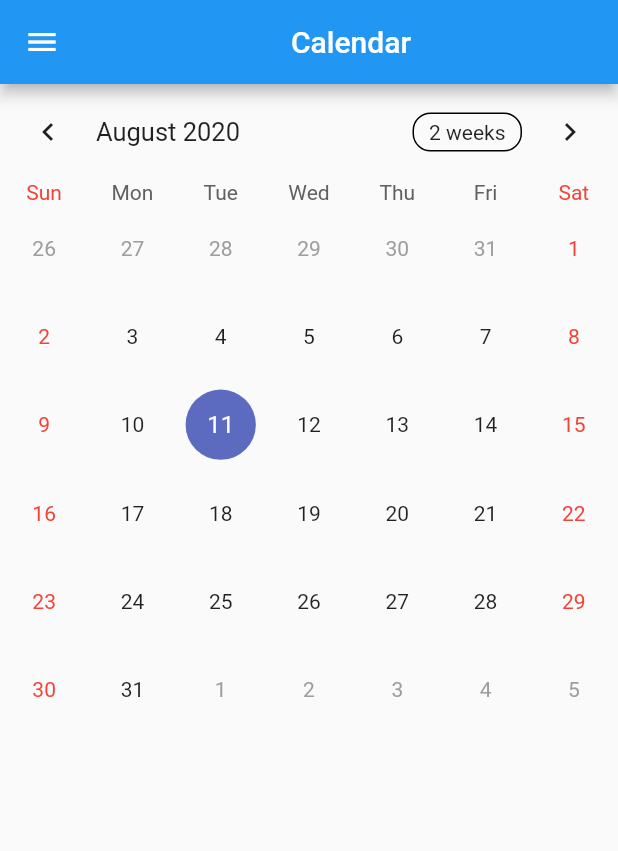
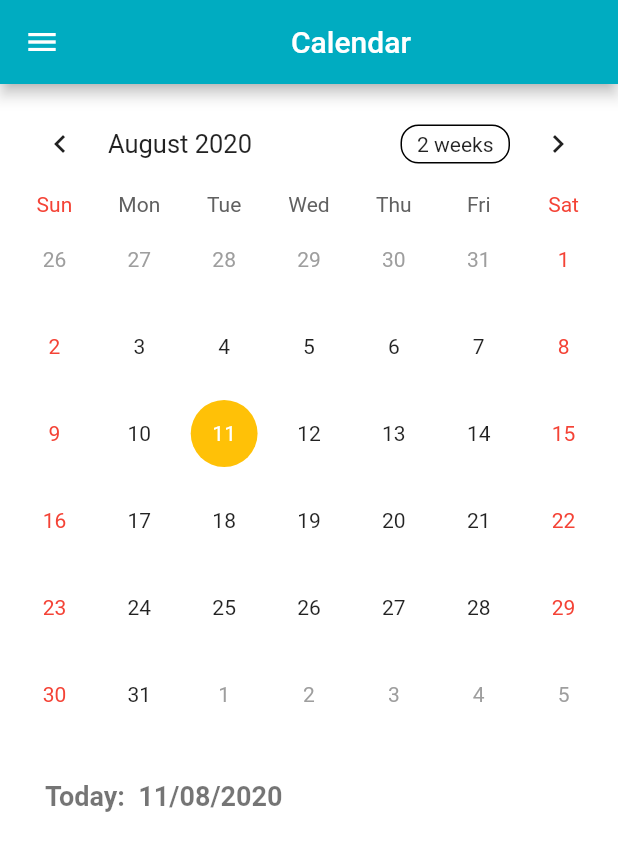
Before and after one commit to naamiicy/time-attendent, a Flutter app: the screen it shows after launch, after a tap on "Login", on a phone screen of 412 x 824 dp. Shown: the top 851 px of the screen. Run offline on Flutter 3.47's test engine with Material 2 defaults, Android fonts, the phone set to English and light mode, and no system bars; drawn by our look-alikes of table_calendar; our stand-ins replace flutter_spinkit, geolocator, google_maps_flutter, random_string; accounts and stored records are empty.

Commit message:
add ui calendar

```diff
--- a/lib/main.dart
+++ b/lib/main.dart
@@ -12,7 +12,7 @@ class MyApp extends StatelessWidget {
     return MaterialApp(
       title: 'Time Attendent',
       theme: ThemeData(
-        primarySwatch: Colors.blue,
+        primaryColor: Colors.cyan[600],
       ),
       home: LoginPage(),
     );
--- /dev/null
+++ b/lib/models/user-work-model.dart
@@ -0,0 +1,13 @@
+import 'package:time_attendent_app/models/user-address-model.dart';
+
+class UserWork {
+  final String workType;
+  final DateTime workDate;
+  final UserAddress userAddress;
+
+  UserWork({
+    this.workType,
+    this.workDate,
+    this.userAddress,
+  });
+}
--- a/lib/models/user-work.dart
+++ /dev/null
@@ -1,13 +0,0 @@
-class UserWork {
-  final String empID;
-  final DateTime workdate;
-  final String workin;
-  final String workout;
-
-  UserWork({
-    this.empID,
-    this.workdate,
-    this.workin,
-    this.workout,
-  });
-}
--- a/lib/screens/calendar-page.dart
+++ b/lib/screens/calendar-page.dart
@@ -2,19 +2,18 @@ import 'package:flutter/material.dart';
 import 'package:table_calendar/table_calendar.dart';
 import 'package:time_attendent_app/models/user-address-model.dart';
 import 'package:time_attendent_app/models/user-login-model.dart';
-import 'package:time_attendent_app/models/user-work.dart';
+import 'package:time_attendent_app/models/user-work-model.dart';
 import 'package:time_attendent_app/widgets/drawer-list.dart';
+import 'package:intl/intl.dart';
 
 class CalendarPage extends StatefulWidget {
   final UserLogin user;
-  final UserWork userWork;
-  final UserAddress getUserAddress;
+  // final List<UserWork> userWork;
 
   CalendarPage({
     Key key,
     @required this.user,
-    this.userWork,
-    this.getUserAddress,
+    // this.userWork,
   }) : super(key: key);
 
   @override
@@ -23,12 +22,11 @@ class CalendarPage extends StatefulWidget {
 
 class _CalendarPageState extends State<CalendarPage> {
   final CalendarController _calendarController = CalendarController();
+  DateTime _dateNow;
+  String _formatDateNow;
   String _time;
   String _address;
-  // String _isClocking;
-  // DateTime _dateSelect;
-  // String _formattDateToday = DateFormat('EEEE,  d MMMM ,y').format(_dateToday);
-  // String _formattTimeToday = DateFormat.Hms().format(_dateToday);
+  DateTime _dateSelect;
 
   @override
   Widget build(BuildContext context) {
@@ -37,81 +35,109 @@ class _CalendarPageState extends State<CalendarPage> {
         title: Center(child: Text('Calendar')),
       ),
       drawer: DrawerList(getUser: widget.user),
-      body: Column(
+      body: Container(
+        decoration: BoxDecoration(
+          color: Colors.white,
+        ),
+        child: Column(
           children: <Widget>[
-          TableCalendar(
+            Padding(
+              padding: EdgeInsets.all(8.0),
+              child: Container(
+                decoration: BoxDecoration(
+                  color: Colors.white,
+                  // borderRadius: BorderRadius.circular(30.0),
+                ),
+                child: TableCalendar(
+                  rowHeight: 58.0,
+                  calendarStyle: CalendarStyle(
+                    todayColor: Colors.amber[100],
+                    todayStyle: TextStyle(color: Colors.amber[900]),
+                    selectedColor: Colors.amber,
+                    selectedStyle: TextStyle(color: Colors.white),
+                  ),
                   calendarController: _calendarController,
                   locale: 'en_US',
                   onDaySelected: getDateSelect,
                 ),
-          showDateCard()
+              ),
+            ),
+            SizedBox(
+              height: 80.0,
+              width: 500.0,
+              child: Container(
+                child: Padding(
+                  padding: EdgeInsets.only(
+                    left: 30.0,
+                    right: 20.0,
+                    top: 20.0,
+                    bottom: 20.0,
+                  ),
+                  child: Text(
+                    'Today:  $_formatDateNow',
+                    style: TextStyle(
+                      fontSize: 18.0,
+                      fontWeight: FontWeight.bold,
+                      color: Colors.black54,
+                    ),
+                  ),
+                ),
+              ),
+            ),
           ],
+        ),
       ),
     );
   }
 
-  showDateCard() {
-    if (((_time != null) && _address != null)) {
-      return Card(
-        child: ListTile(
-          title: Text('$_time'),
-          subtitle: Text(
-            '$_address',
-            style: TextStyle(
-              fontSize: 15.0,
-            ),
-          ),
-          trailing: IconButton(
-            icon: Icon(Icons.more_vert),
-            onPressed: () {},
-          ),
-        ),
-      );
-    } else {
-      return Card();
+  // showDateCard() {
+  //   if (((_time != null) && _address != null)) {
+  //     return Card(
+  //       child: ListTile(
+  //         title: Text('$_time'),
+  //         subtitle: Text(
+  //           '$_address',
+  //           style: TextStyle(
+  //             fontSize: 15.0,
+  //           ),
+  //         ),
+  //         trailing: IconButton(
+  //           icon: Icon(Icons.more_vert),
+  //           onPressed: () {},
+  //         ),
+  //       ),
+  //     );
+  //   } else {
+  //     return Card();
+  //   }
+  // }
+
+  @override
+  void initState() {
+    super.initState();
+    getTimeNow();
+    getDateWorkData();
+    getAddressData();
   }
+
+  void getTimeNow() {
+    _dateNow = DateTime.now();
+
+    setState(() {
+      _formatDateNow = DateFormat('dd/MM/yyyy').format(_dateNow);
+    });
   }
 
   getDateSelect(DateTime _date, List _events) {
     setState(() {
-      showDateCard();
+      _dateSelect = _date;
+      // showDateCard();
     });
-    // _dateSelect = _date;
-    // _formattDateSelected = DateFormat('EEEE,  d MMMM ,y').format(_dateSelect);
     // _selectedEvents = events;
     // print('Show events: $events');
   }
 
-  @override
-  void initState() {
-    super.initState();
-    getTimeData();
-    getAddressData();
+  void getAddressData() {}
+
+  void getDateWorkData() {}
 }
-
-  getAddressData() {
-    UserAddress add = widget.getUserAddress;
-
-    if (add != null) {
-      setState(() {
-        _address = '${add.locality} ${add.administrativeArea} ${add.country}';
-      });
-    } else {
-      return;
-    }
-  }
-
-  getTimeData() {
-    UserWork work = widget.userWork;
-
-    setState(() {
-      if (work != null && work.workin != null) {
-        // _isClocking = 'in';
-        _time = work.workin;
-      } else if (work != null && work.workout != null) {
-        // _isClocking = 'out';
-        _time = work.workout;
-      }
-    });
-  }
-}
```
Also changed, not shown: lib/screens/time-attendant-page.dart (deleted, +0 -168 lines), lib/widgets/bottom-card.dart (+19 -26 lines), lib/widgets/drawer-list.dart (+2 -14 lines). Lines whose indentation alone changed are shown as unchanged.
